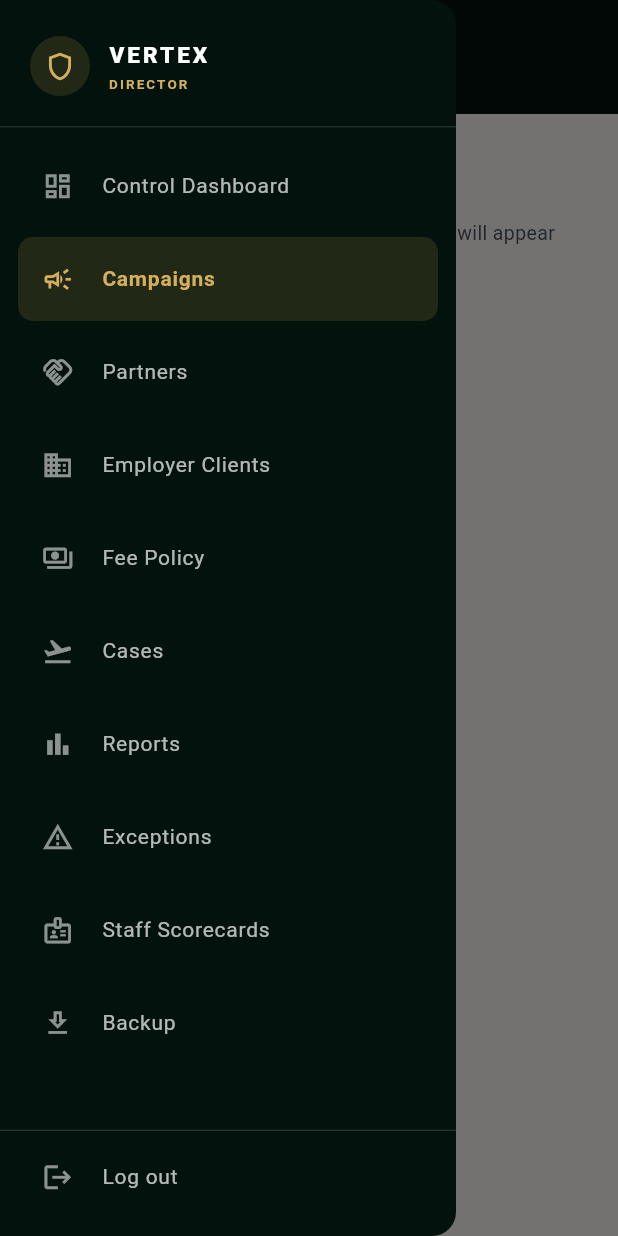
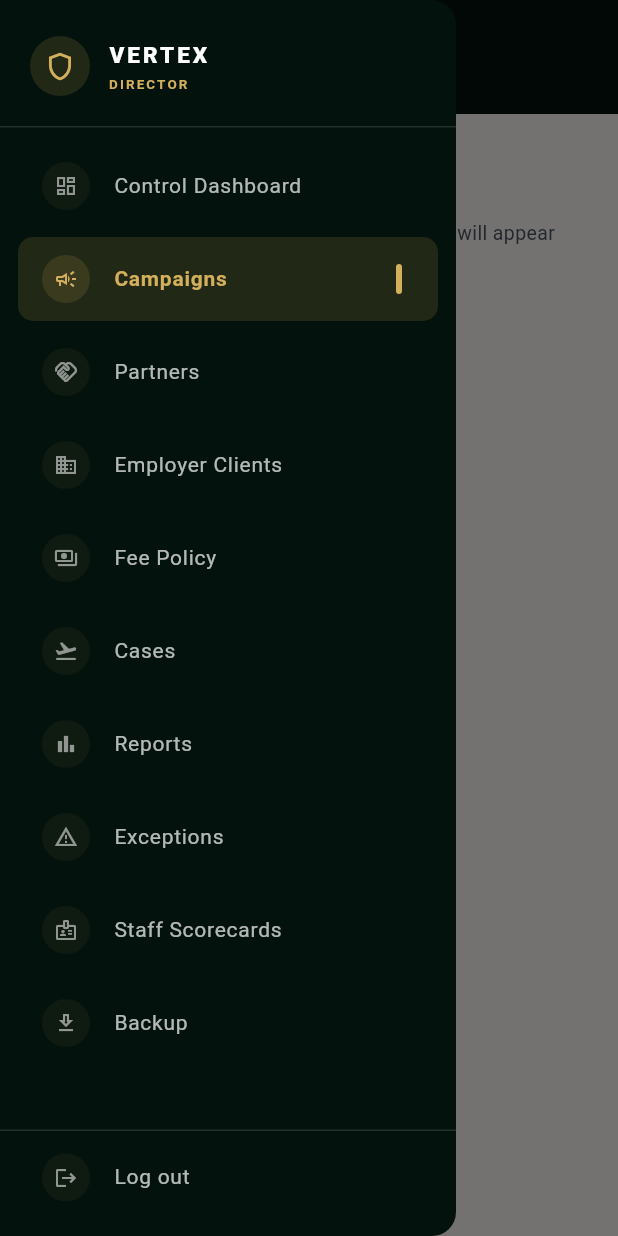
Before and after one commit to supportvertexintern-cmd/Vertex, a Flutter app: the DirectorSectionScreen screen opened by its route, with the side drawer open, on a phone screen of 412 x 824 dp. Run offline on Flutter 3.47's test engine with Material 3 defaults, Android fonts, the phone set to English and light mode, and no system bars; our stand-ins replace dio, go_router, google_fonts, shared_preferences; accounts and stored records are empty.

Commit message:
refactor: replace menu button with VertexAppBarLeading in various dashboards and forms
- Updated app bars in CandidatesDashboard, DirectorDashboard, HrDashboard, OperationsDashboard, and others to use VertexAppBarLeading for consistent navigation.
- Removed Builder widget and IconButton for opening drawers, enhancing code readability and maintainability.
- Adjusted leading icons in RecruiterDrawer, SupervisorDrawer, and other related components for uniformity.

```diff
--- a/vertex_app/lib/presentation/director/director_dashboard.dart
+++ b/vertex_app/lib/presentation/director/director_dashboard.dart
@@ -6,6 +6,7 @@ import '../../core/auth/candidate_store.dart';
 import '../../core/auth/case_store.dart';
 import '../../core/auth/exception_store.dart';
 import '../../core/auth/report_store.dart';
+import '../shared/vertex_app_bar_leading.dart';
 import 'director_drawer.dart';
 
 class DirectorDashboard extends StatelessWidget {
@@ -24,12 +25,7 @@ class DirectorDashboard extends StatelessWidget {
       appBar: AppBar(
         backgroundColor: VertexColors.midnight950,
         toolbarHeight: 76,
-        leading: Builder(
-          builder: (ctx) => IconButton(
-            icon: const Icon(Icons.menu, color: Colors.white),
-            onPressed: () => Scaffold.of(ctx).openDrawer(),
-          ),
-        ),
+        leading: const VertexAppBarLeading(),
         title: const Column(
           crossAxisAlignment: CrossAxisAlignment.start,
           children: [
@@ -193,12 +189,7 @@ class DirectorSectionScreen extends StatelessWidget {
       appBar: AppBar(
         backgroundColor: VertexColors.midnight950,
         toolbarHeight: 76,
-        leading: Builder(
-          builder: (ctx) => IconButton(
-            icon: const Icon(Icons.menu, color: Colors.white),
-            onPressed: () => Scaffold.of(ctx).openDrawer(),
-          ),
-        ),
+        leading: const VertexAppBarLeading(),
         title: Text(title, style: const TextStyle(color: Colors.white, fontSize: 18, fontWeight: FontWeight.w700)),
       ),
       body: ListView(
--- a/vertex_app/lib/presentation/director/director_drawer.dart
+++ b/vertex_app/lib/presentation/director/director_drawer.dart
@@ -2,6 +2,7 @@ import 'package:flutter/material.dart';
 import 'package:go_router/go_router.dart';
 
 import '../../app/theme/colors.dart';
+import '../shared/vertex_app_bar_leading.dart';
 
 class DirectorDrawer extends StatelessWidget {
   const DirectorDrawer({super.key, this.activeRoute = '/management'});
@@ -53,16 +54,7 @@ class DirectorDrawer extends StatelessWidget {
         padding: const EdgeInsets.fromLTRB(20, 24, 20, 20),
         child: Row(
           children: [
-            Container(
-              width: 40,
-              height: 40,
-              decoration: BoxDecoration(
-                color: VertexColors.gold500.withValues(alpha: 0.15),
-                shape: BoxShape.circle,
-              ),
-              child: const Icon(Icons.shield_outlined,
-                  color: VertexColors.gold400, size: 22),
-            ),
+            const VertexCircleLeading(icon: Icons.shield_outlined),
             const SizedBox(width: 12),
             const Column(
               crossAxisAlignment: CrossAxisAlignment.start,
@@ -85,7 +77,17 @@ class DirectorDrawer extends StatelessWidget {
         child: ListTile(
           shape: RoundedRectangleBorder(borderRadius: BorderRadius.circular(10)),
           tileColor: active ? VertexColors.gold500.withValues(alpha: 0.15) : Colors.transparent,
-          leading: Icon(icon, color: active ? VertexColors.gold400 : Colors.white54, size: 21),
+          leading: VertexCircleLeading(icon: icon, active: active, size: 32, iconSize: 16),
+          trailing: active
+              ? Container(
+                  width: 4,
+                  height: 20,
+                  decoration: BoxDecoration(
+                    color: VertexColors.gold400,
+                    borderRadius: BorderRadius.circular(2),
+                  ),
+                )
+              : null,
           title: Text(label, style: TextStyle(color: active ? VertexColors.gold400 : Colors.white70, fontSize: 14, fontWeight: active ? FontWeight.w700 : FontWeight.w400)),
           onTap: () {
             Navigator.of(context).pop();
--- a/vertex_app/lib/presentation/operations/operations_dashboard.dart
+++ b/vertex_app/lib/presentation/operations/operations_dashboard.dart
@@ -3,6 +3,7 @@ import 'package:provider/provider.dart';
 
 import '../../app/theme/colors.dart';
 import '../../core/auth/case_store.dart';
+import '../shared/vertex_app_bar_leading.dart';
 import 'operations_drawer.dart';
 
 class OperationsDashboard extends StatelessWidget {
@@ -21,7 +22,7 @@ class OperationsDashboard extends StatelessWidget {
       appBar: AppBar(
         backgroundColor: VertexColors.midnight950,
         toolbarHeight: 76,
-        leading: Builder(builder: (ctx) => IconButton(icon: const Icon(Icons.menu, color: Colors.white), onPressed: () => Scaffold.of(ctx).openDrawer())),
+        leading: const VertexAppBarLeading(),
         title: const Column(crossAxisAlignment: CrossAxisAlignment.start, children: [Text('MOBILITY LIFECYCLE', style: TextStyle(color: VertexColors.gold300, fontSize: 9, fontWeight: FontWeight.w600, letterSpacing: 1.2)), SizedBox(height: 4), Text('Cases', style: TextStyle(color: Colors.white, fontSize: 18, fontWeight: FontWeight.w700))]),
       ),
       body: ListView(
@@ -71,5 +72,5 @@ class OperationsSectionScreen extends StatelessWidget {
   final String title;
 
   @override
-  Widget build(BuildContext context) => Scaffold(backgroundColor: VertexColors.ivory50, drawer: OperationsDrawer(activeRoute: '/operations/${title.toLowerCase().replaceAll(' ', '-')}'), appBar: AppBar(backgroundColor: VertexColors.midnight950, toolbarHeight: 76, leading: Builder(builder: (ctx) => IconButton(icon: const Icon(Icons.menu, color: Colors.white), onPressed: () => Scaffold.of(ctx).openDrawer())), title: Text(title, style: const TextStyle(color: Colors.white, fontSize: 18, fontWeight: FontWeight.w700))), body: ListView(padding: const EdgeInsets.fromLTRB(18, 22, 18, 32), children: [Text('$title.', style: const TextStyle(color: VertexColors.midnight900, fontSize: 28, fontWeight: FontWeight.w800)), const SizedBox(height: 8), Text('$title workflows for the Operations workspace will appear here.', style: const TextStyle(color: VertexColors.gray600, fontSize: 13, height: 1.45))]));
+  Widget build(BuildContext context) => Scaffold(backgroundColor: VertexColors.ivory50, drawer: OperationsDrawer(activeRoute: '/operations/${title.toLowerCase().replaceAll(' ', '-')}'), appBar: AppBar(backgroundColor: VertexColors.midnight950, toolbarHeight: 76, leading: const VertexAppBarLeading(), title: Text(title, style: const TextStyle(color: Colors.white, fontSize: 18, fontWeight: FontWeight.w700))), body: ListView(padding: const EdgeInsets.fromLTRB(18, 22, 18, 32), children: [Text('$title.', style: const TextStyle(color: VertexColors.midnight900, fontSize: 28, fontWeight: FontWeight.w800)), const SizedBox(height: 8), Text('$title workflows for the Operations workspace will appear here.', style: const TextStyle(color: VertexColors.gray600, fontSize: 13, height: 1.45))]));
 }
--- /dev/null
+++ b/vertex_app/lib/presentation/shared/vertex_app_bar_leading.dart
@@ -0,0 +1,55 @@
+import 'package:flutter/material.dart';
+
+import '../../app/theme/colors.dart';
+
+/// Gold-circle icon used in AppBars, drawer headers, and drawer tiles.
+class VertexCircleLeading extends StatelessWidget {
+  const VertexCircleLeading({
+    super.key,
+    required this.icon,
+    this.active = true,
+    this.size = 40,
+    this.iconSize = 22,
+  });
+
+  final IconData icon;
+  final bool active;
+  final double size;
+  final double iconSize;
+
+  @override
+  Widget build(BuildContext context) {
+    return Container(
+      width: size,
+      height: size,
+      decoration: BoxDecoration(
+        color: VertexColors.gold500.withValues(alpha: active ? 0.15 : 0.06),
+        shape: BoxShape.circle,
+      ),
+      child: Icon(
+        icon,
+        color: active ? VertexColors.gold400 : Colors.white54,
+        size: iconSize,
+      ),
+    );
+  }
+}
+
+/// Gold-circle menu control used as the AppBar leading on every workspace screen.
+class VertexAppBarLeading extends StatelessWidget {
+  const VertexAppBarLeading({super.key});
+
+  @override
+  Widget build(BuildContext context) {
+    return Builder(
+      builder: (ctx) => IconButton(
+        tooltip: 'Open menu',
+        onPressed: () => Scaffold.of(ctx).openDrawer(),
+        icon: const VertexCircleLeading(
+          icon: Icons.menu,
+          iconSize: 20,
+        ),
+      ),
+    );
+  }
+}
--- a/vertex_app/lib/presentation/supervisor/supervisor_dashboard.dart
+++ b/vertex_app/lib/presentation/supervisor/supervisor_dashboard.dart
@@ -6,6 +6,7 @@ import '../../core/auth/candidate_store.dart';
 import '../../core/auth/case_store.dart';
 import '../../core/auth/exception_store.dart';
 import '../../core/auth/report_store.dart';
+import '../shared/vertex_app_bar_leading.dart';
 import 'supervisor_drawer.dart';
 
 class SupervisorDashboard extends StatelessWidget {
@@ -23,7 +24,7 @@ class SupervisorDashboard extends StatelessWidget {
       appBar: AppBar(
         backgroundColor: VertexColors.midnight950,
         toolbarHeight: 76,
-        leading: Builder(builder: (ctx) => IconButton(icon: const Icon(Icons.menu, color: Colors.white), onPressed: () => Scaffold.of(ctx).openDrawer())),
+        leading: const VertexAppBarLeading(),
         title: const Column(crossAxisAlignment: CrossAxisAlignment.start, children: [
           Text('AGENT NETWORK', style: TextStyle(color: VertexColors.gold300, fontSize: 9, fontWeight: FontWeight.w600, letterSpacing: 1.2)),
           SizedBox(height: 4),
@@ -82,7 +83,7 @@ class SupervisorSectionScreen extends StatelessWidget {
   Widget build(BuildContext context) => Scaffold(
         backgroundColor: VertexColors.ivory50,
         drawer: SupervisorDrawer(activeRoute: '/supervisor/${title.toLowerCase()}'),
-        appBar: AppBar(backgroundColor: VertexColors.midnight950, toolbarHeight: 76, leading: Builder(builder: (ctx) => IconButton(icon: const Icon(Icons.menu, color: Colors.white), onPressed: () => Scaffold.of(ctx).openDrawer())), title: Text(title, style: const TextStyle(color: Colors.white, fontSize: 18, fontWeight: FontWeight.w700))),
+        appBar: AppBar(backgroundColor: VertexColors.midnight950, toolbarHeight: 76, leading: const VertexAppBarLeading(), title: Text(title, style: const TextStyle(color: Colors.white, fontSize: 18, fontWeight: FontWeight.w700))),
         body: ListView(padding: const EdgeInsets.fromLTRB(18, 22, 18, 32), children: [Text('$title.', style: const TextStyle(color: VertexColors.midnight900, fontSize: 28, fontWeight: FontWeight.w800)), const SizedBox(height: 8), Text('$title workflows for the Country Supervisor workspace will appear here.', style: const TextStyle(color: VertexColors.gray600, fontSize: 13, height: 1.45))]),
       );
 }
```
Also changed, not shown: vertex_app/lib/presentation/candidate/candidates_dashboard.dart (+2 -6 lines), vertex_app/lib/presentation/hr/hr_dashboard.dart (+3 -12 lines), vertex_app/lib/presentation/hr/hr_drawer.dart (+13 -11 lines), vertex_app/lib/presentation/operations/operations_drawer.dart (+25 -2 lines), vertex_app/lib/presentation/recruiter/candidate_information_form.dart (+2 -6 lines), vertex_app/lib/presentation/recruiter/case_information_form.dart (+2 -6 lines), vertex_app/lib/presentation/recruiter/exceptions_screen.dart (+2 -6 lines), vertex_app/lib/presentation/recruiter/my_cases_screen.dart (+2 -6 lines), vertex_app/lib/presentation/recruiter/new_report_form.dart (+2 -6 lines), vertex_app/lib/presentation/recruiter/recruiter_dashboard.dart (+2 -6 lines), vertex_app/lib/presentation/recruiter/recruiter_overview.dart (+2 -6 lines), vertex_app/lib/presentation/recruiter/reports_screen.dart (+2 -6 lines), vertex_app/lib/presentation/shared/recruiter_drawer.dart (+7 -17 lines), vertex_app/lib/presentation/supervisor/supervisor_drawer.dart (+13 -11 lines).
